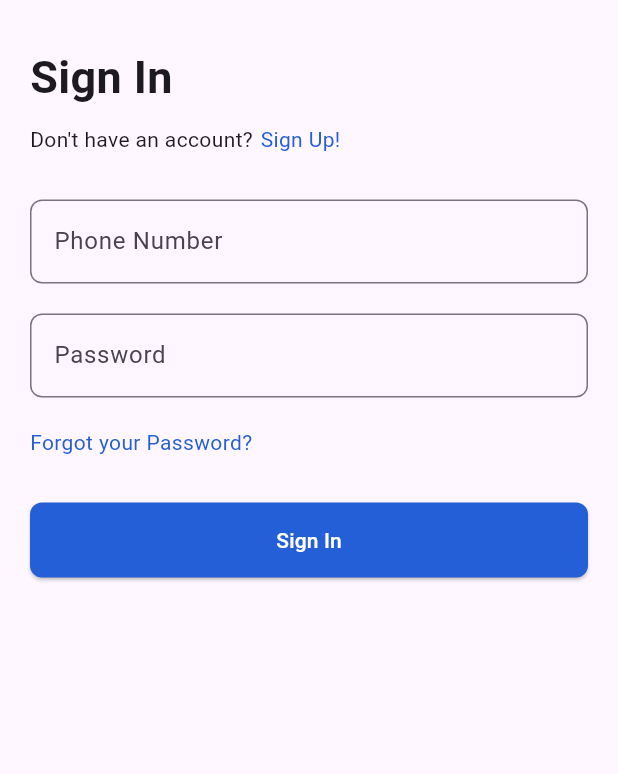
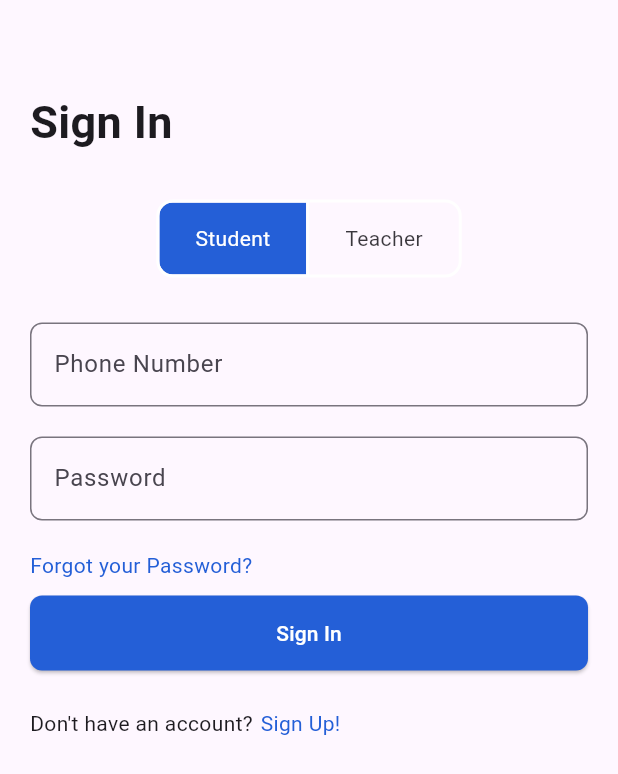
Before and after one commit to kghSachin/Xhack3, a Flutter app: the SignIn screen opened by its route, on a phone screen of 412 x 824 dp. Shown: the top 774 px of the screen. Run offline on Flutter 3.47's test engine with Material 3 defaults, Android fonts, the phone set to English and light mode, and no system bars; our stand-ins replace geolocator, google_maps_flutter, location.

Commit message:
Login and signup ui completed

```diff
--- a/lib/features/auth/pages/sign_in.dart
+++ b/lib/features/auth/pages/sign_in.dart
@@ -1,12 +1,19 @@
 import 'package:flutter/material.dart';
-import 'package:frontend/features/auth/pages/sign_up.dart';
+import 'package:frontend/features/auth/pages/sign_up_student.dart';
+import 'package:frontend/features/auth/pages/sign_up_teacher.dart';
 import 'package:frontend/widgets/custom_textfield.dart';
 import 'package:frontend/widgets/global_variables.dart';
 
-class SignIn extends StatelessWidget {
+class SignIn extends StatefulWidget {
   static const String routeName = '/sign-in';
   const SignIn({super.key});
 
+  @override
+  State<SignIn> createState() => _SignInState();
+}
+
+class _SignInState extends State<SignIn> {
+  List<bool> isSelected = [true, false];
   @override
   Widget build(BuildContext context) {
     return Scaffold(
@@ -17,22 +24,39 @@ class SignIn extends StatelessWidget {
             spacing: 10,
             crossAxisAlignment: CrossAxisAlignment.start,
             children: [
+              const SizedBox(height: 20),
               Text(
                 'Sign In',
                 style: TextStyle(fontSize: 30, fontWeight: FontWeight.bold),
               ),
-              Row(
-                spacing: 5,
-                children: [
-                  Text('Don\'t have an account?'),
-                  GestureDetector(
-                    child: Text(
-                      'Sign Up!',
-                      style: TextStyle(color: GlobalVariables.primaryColor),
+              SizedBox(height: 10),
+              Center(
+                child: ToggleButtons(
+                  borderColor: Colors.white,
+                  fillColor: GlobalVariables.primaryColor,
+                  borderWidth: 2,
+                  selectedBorderColor: Colors.white,
+                  selectedColor: Colors.white,
+                  borderRadius: BorderRadius.circular(10),
+                  onPressed: (int index) {
+                    setState(() {
+                      for (int i = 0; i < isSelected.length; i++) {
+                        isSelected[i] = i == index;
+                      }
+                    });
+                  },
+                  isSelected: isSelected,
+                  children: const [
+                    Padding(
+                      padding: EdgeInsets.symmetric(horizontal: 24.0),
+                      child: Text("Student"),
                     ),
-                    onTap: () => Navigator.pushNamed(context, SignUp.routeName),
-                  ),
-                ],
+                    Padding(
+                      padding: EdgeInsets.symmetric(horizontal: 24.0),
+                      child: Text("Teacher"),
+                    ),
+                  ],
+                ),
               ),
               SizedBox(height: 10),
               CustomTextfield(labelText: 'Phone Number'),
@@ -43,7 +67,6 @@ class SignIn extends StatelessWidget {
                 'Forgot your Password?',
                 style: TextStyle(color: GlobalVariables.primaryColor),
               ),
-              SizedBox(height: 10),
               ElevatedButton(
                 onPressed: () {},
                 style: ElevatedButton.styleFrom(
@@ -56,6 +79,26 @@ class SignIn extends StatelessWidget {
                 ),
                 child: Text('Sign In'),
               ),
+              SizedBox(height: 5),
+              Row(
+                spacing: 5,
+                children: [
+                  Text('Don\'t have an account?'),
+                  GestureDetector(
+                    child: Text(
+                      'Sign Up!',
+                      style: TextStyle(color: GlobalVariables.primaryColor),
+                    ),
+                    onTap: () {
+                      if (isSelected[0]) {
+                        Navigator.pushNamed(context, SignUpStudent.routeName);
+                      } else {
+                        Navigator.pushNamed(context, SignUpTeacher.routeName);
+                      }
+                    },
+                  ),
+                ],
+              ),
             ],
           ),
         ),
--- a/lib/main.dart
+++ b/lib/main.dart
@@ -15,7 +15,7 @@
     return MaterialApp(
       title: 'Flutter Demo',
       onGenerateRoute: (routeSettings)=>generateRoute(routeSettings),
-      home: MapPage()
+      home: SignIn()
     );
   }
 }
--- a/lib/router.dart
+++ b/lib/router.dart
@@ -1,6 +1,7 @@
 import 'package:flutter/material.dart';
 import 'package:frontend/features/auth/pages/sign_in.dart';
-import 'package:frontend/features/auth/pages/sign_up.dart';
+import 'package:frontend/features/auth/pages/sign_up_student.dart';
+import 'package:frontend/features/auth/pages/sign_up_teacher.dart';
 
 Route<dynamic> generateRoute(RouteSettings routeSettings) {
   switch (routeSettings.name) {
@@ -9,10 +10,15 @@ Route<dynamic> generateRoute(RouteSettings routeSettings) {
         settings: routeSettings,
         builder: (_) => const SignIn(),
       );
-    case SignUp.routeName:
+    case SignUpTeacher.routeName:
       return MaterialPageRoute(
         settings: routeSettings,
-        builder: (_) => const SignUp(),
+        builder: (_) => const SignUpTeacher(),
+      );
+    case SignUpStudent.routeName:
+      return MaterialPageRoute(
+        settings: routeSettings,
+        builder: (_) => const SignUpStudent(),
       );
     default:
       return MaterialPageRoute(
--- a/lib/widgets/custom_textfield.dart
+++ b/lib/widgets/custom_textfield.dart
@@ -1,4 +1,5 @@
 import 'package:flutter/material.dart';
+import 'package:frontend/widgets/global_variables.dart';
 
 class CustomTextfield extends StatelessWidget {
   final String labelText;
@@ -22,10 +23,9 @@ class CustomTextfield extends StatelessWidget {
                 borderSide: const BorderSide(color: Colors.black)),
             focusedBorder: OutlineInputBorder(
                 borderRadius: BorderRadius.circular(8),
-                borderSide: const BorderSide(color: Colors.blue)),
+                borderSide: BorderSide(color: GlobalVariables.primaryColor)),
           ),
         ),
-        // SizedBox(height: 10),
       ],
     );
   }
```
Also changed, not shown: lib/features/auth/pages/sign_up_student.dart (added, +64 -0 lines), lib/features/auth/pages/sign_up_teacher.dart (renamed from lib/features/auth/pages/sign_up.dart, +6 -6 lines).
